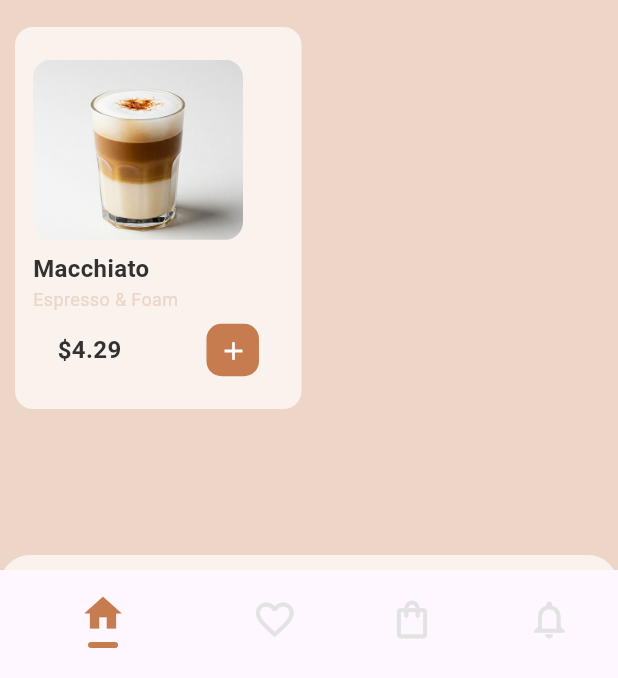
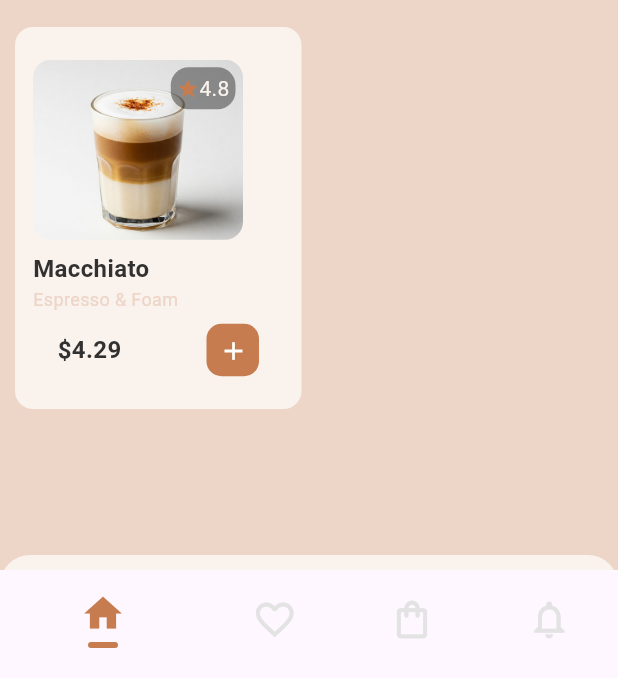
Before and after one commit to ab803/CoffeeApp, a Flutter app: the screen it shows after launch, after a tap on "Macchiato", on a phone screen of 412 x 824 dp, the part 558-1236 px from its top. Run offline on Flutter 3.47's test engine with Material 3 defaults, Android fonts, the phone set to English and light mode, and no system bars.

Commit message:
edit the Home screen

```diff
--- a/lib/Screens/HomeScreen.dart
+++ b/lib/Screens/HomeScreen.dart
@@ -14,12 +14,12 @@ class _HomeScreenState extends State<HomeScreen> {
   int selectedIndex = 0;
 
   final List<Map<String, String>> coffeeItems = [
-    {"imgPath": "assets/images/Espresso.jpeg", "title": "Espresso", "subtitle": "Strong & Bold", "price": "3.99", "category": "Espresso"},
-    {"imgPath": "assets/images/Cappuccino.jpeg", "title": "Cappuccino", "subtitle": "Creamy & Smooth", "price": "4.99", "category": "Latte"},
-    {"imgPath": "assets/images/latte.jpeg", "title": "Latte", "subtitle": "Mild & Milky", "price": "4.49", "category": "Latte"},
-    {"imgPath": "assets/images/Americano.jpeg", "title": "Americano", "subtitle": "Light & Classic", "price": "3.49", "category": "Americano"},
-    {"imgPath": "assets/images/Mocha.jpeg", "title": "Mocha", "subtitle": "Chocolate & Coffee", "price": "5.49", "category": "Latte"},
-    {"imgPath": "assets/images/Macchiato.jpeg", "title": "Macchiato", "subtitle": "Espresso & Foam", "price": "4.29", "category": "Macchiato"},
+    {"imgPath": "assets/images/Espresso.jpeg", "title": "Espresso", "subtitle": "Strong & Bold", "price": "3.99", "category": "Espresso","rate" : "4.5"},
+    {"imgPath": "assets/images/Cappuccino.jpeg", "title": "Cappuccino", "subtitle": "Creamy & Smooth", "price": "4.99", "category": "Latte","rate" : "4.7"},
+    {"imgPath": "assets/images/latte.jpeg", "title": "Latte", "subtitle": "Mild & Milky", "price": "4.49", "category": "Latte","rate" : "4.8"},
+    {"imgPath": "assets/images/Americano.jpeg", "title": "Americano", "subtitle": "Light & Classic", "price": "3.49", "category": "Americano","rate" : "4.3"},
+    {"imgPath": "assets/images/Mocha.jpeg", "title": "Mocha", "subtitle": "Chocolate & Coffee", "price": "5.49", "category": "Latte","rate" : "4.4"},
+    {"imgPath": "assets/images/Macchiato.jpeg", "title": "Macchiato", "subtitle": "Espresso & Foam", "price": "4.29", "category": "Macchiato","rate" : "4.8"},
   ];
 
   List<Map<String, String>> get filteredItems {
@@ -104,6 +104,7 @@ class _HomeScreenState extends State<HomeScreen> {
                       title: filteredItems[index]["title"]!,
                       subtitle: filteredItems[index]["subtitle"]!,
                       price: filteredItems[index]["price"]!,
+                      rate: filteredItems[index]["rate"]!,
                     );
                   },
                   childCount: filteredItems.length,
--- a/lib/Screens/Widgets/BottomNavigationBar.dart
+++ b/lib/Screens/Widgets/BottomNavigationBar.dart
@@ -25,7 +25,7 @@ class _BottomNavBarState extends State<BottomNavBar> {
       child: BottomNavigationBar(
         currentIndex: _selectedIndex,
         onTap: _onItemTapped,
-        backgroundColor: Colors.transparent,
+        backgroundColor: Color(0xffE3E3E3),
         elevation: 0,
         showSelectedLabels: false,
         showUnselectedLabels: false,
--- a/lib/Screens/Widgets/ItemCard.dart
+++ b/lib/Screens/Widgets/ItemCard.dart
@@ -5,6 +5,7 @@ class ItemCard extends StatelessWidget {
   final String title;
   final String subtitle;
   final String price;
+  final String rate;
 
   const ItemCard({
     super.key,
@@ -12,6 +13,7 @@ class ItemCard extends StatelessWidget {
     required this.title,
     required this.subtitle,
     required this.price,
+    required this.rate,
   });
 
   @override
@@ -29,7 +31,8 @@ class ItemCard extends StatelessWidget {
         children: [
           Padding(
             padding: const EdgeInsets.only(left: 12),
-            child: ClipRRect(
+            child: Stack(
+              children:[ ClipRRect(
                 borderRadius: BorderRadius.circular(12),
                 child: Image.asset(
                   imgPath,
@@ -46,6 +49,25 @@ class ItemCard extends StatelessWidget {
                     );
                   },
                 ),
+              ),
+              Positioned(
+                  top: 5,
+                  right: 5,
+                  child: Container(
+                    decoration: BoxDecoration(
+                      color: Color(0xff313131).withOpacity(.5),
+                      borderRadius: BorderRadius.circular(12),
+
+                    ),
+                    child: Padding(
+                      padding: const EdgeInsets.all(4.0),
+                      child: Row(
+                        children: [ Icon(Icons.star,color: Color(0xFFC67C4E),size: 15,), Text(rate,style: TextStyle(color: Color(0xffF9F2ED)),)],
+                      ),
+                    ),
+                  )
+              )
+              ]
             ),
           ),
           SizedBox(height: 8),
```
Lines whose indentation alone changed are shown as unchanged.
